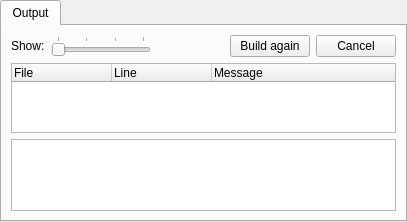
First picture: the form in addons/kate/katebuild-plugin/build.ui, repository KDE/kate, before the edit.
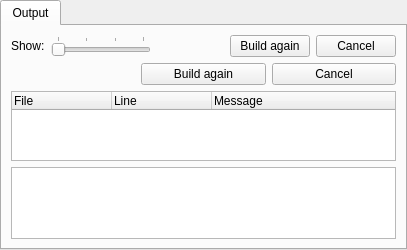
Second picture: the form after the edit. Custom widgets are drawn as their Qt base class.

Commit message:
build plugin: improve layout in vertical mode
This patch adds a second set of the new buttons and status label on a separate line
in the vbox layout, and depending on the current width of the widget one of the
two sets is made visible.

Alex

What changed in the file:
```diff
--- a/addons/kate/katebuild-plugin/build.ui
+++ b/addons/kate/katebuild-plugin/build.ui
@@ -110,6 +110,31 @@
          </item>
         </layout>
        </item>
+       <item>
+        <layout class="QHBoxLayout" name="extraLineLayout">
+         <item>
+          <widget class="QLabel" name="buildStatusLabel2">
+           <property name="text">
+            <string/>
+           </property>
+          </widget>
+         </item>
+         <item>
+          <widget class="QPushButton" name="buildAgainButton2">
+           <property name="text">
+            <string>Build again</string>
+           </property>
+          </widget>
+         </item>
+         <item>
+          <widget class="QPushButton" name="cancelBuildButton2">
+           <property name="text">
+            <string>Cancel</string>
+           </property>
+          </widget>
+         </item>
+        </layout>
+       </item>
        <item>
         <widget class="QTreeWidget" name="errTreeWidget">
          <property name="sizePolicy">
```
Left out of the diff: 2 changed lines with no effect on the pictures. The commit also changes 2 other files.
